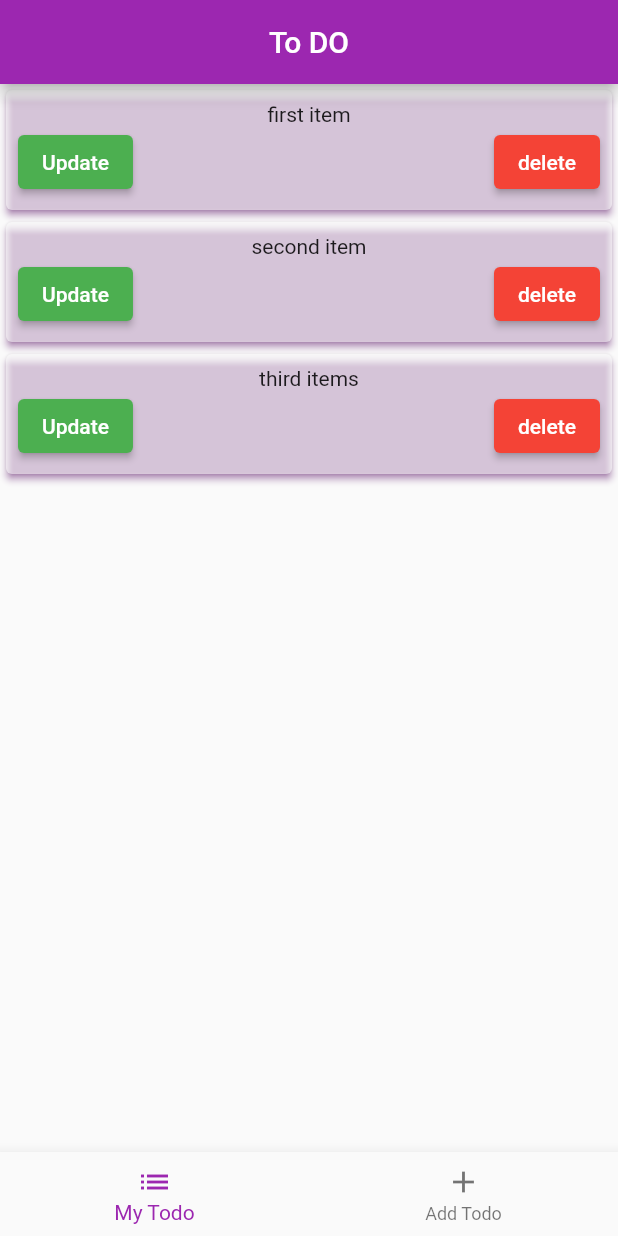
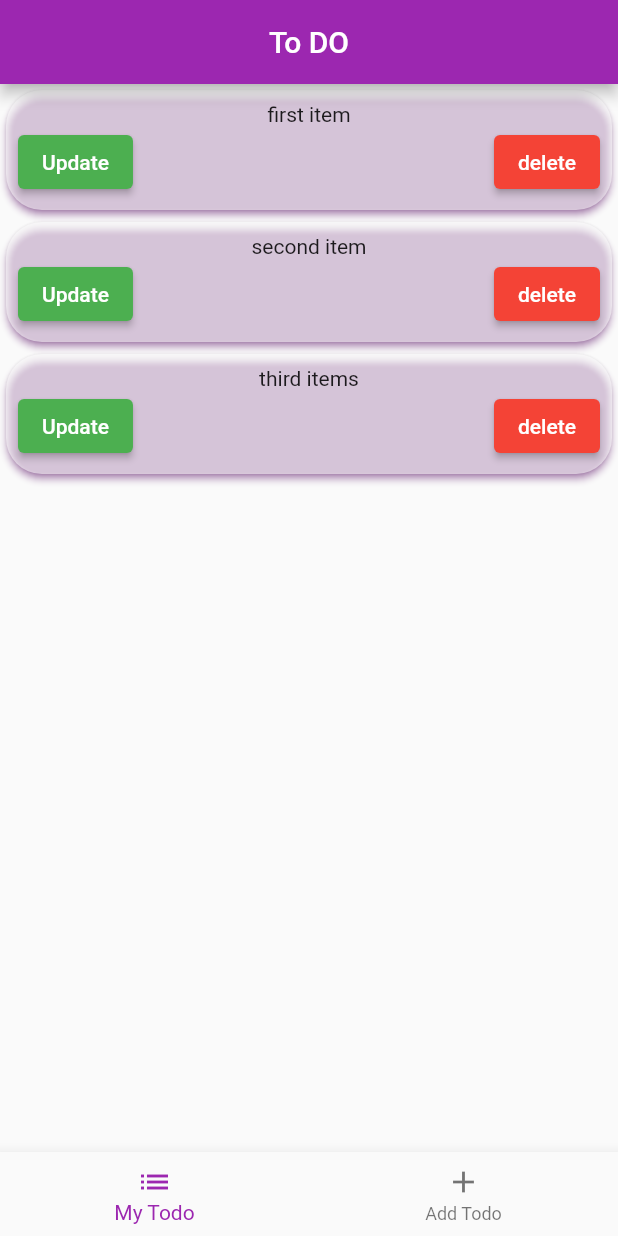
Before and after one commit to sajidshaikh20/learningflutter, a Flutter app: the screen it shows after launch, on a phone screen of 412 x 824 dp. Run offline on Flutter 3.47's test engine with Material 2 defaults, Android fonts, the light colour scheme and no system bars.

Commit message:
card shape update

```diff
--- a/lib/widgets/card_item.dart
+++ b/lib/widgets/card_item.dart
@@ -11,6 +11,7 @@ class CardItem extends StatelessWidget {
       color: Colors.white54,
       elevation: 2.0,
       shadowColor: Colors.purple,
+      shape: RoundedRectangleBorder(borderRadius: BorderRadius.circular(24)),
       child: Padding(
         padding: const EdgeInsets.all(8),
         child: Column(
```
